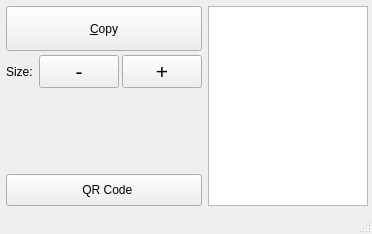
Zen-Master-SoSo/phoney_dictate, file phoney_dictate/res/main_window.ui: the form before one commit.
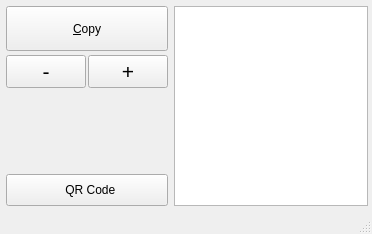
The form after the commit. Icons and pictures are not drawn.

Commit message: Use QKeySequence::StandardKey enums; add zoom in/out shortcuts

Diff of the .ui file:
```diff
--- a/phoney_dictate/res/main_window.ui
+++ b/phoney_dictate/res/main_window.ui
@@ -28,7 +28,7 @@
      <number>6</number>
     </property>
     <item>
-     <layout class="QHBoxLayout" name="horizontalLayout">
+     <layout class="QHBoxLayout" name="horizontalLayout" stretch="1,5">
       <item>
        <layout class="QVBoxLayout" name="verticalLayout">
         <property name="spacing">
@@ -66,15 +66,8 @@
         <item>
          <layout class="QHBoxLayout" name="horizontalLayout_2">
           <property name="spacing">
-           <number>3</number>
+           <number>2</number>
           </property>
-          <item>
-           <widget class="QLabel" name="label">
-            <property name="text">
-             <string>Size: </string>
-            </property>
-           </widget>
-          </item>
           <item>
            <widget class="QPushButton" name="b_smaller">
             <property name="font">
@@ -95,12 +88,6 @@
           </item>
           <item>
            <widget class="QPushButton" name="b_larger">
-            <property name="sizePolicy">
-             <sizepolicy hsizetype="Preferred" vsizetype="Fixed">
-              <horstretch>0</horstretch>
-              <verstretch>0</verstretch>
-             </sizepolicy>
-            </property>
             <property name="font">
              <font>
               <pointsize>16</pointsize>
@@ -166,8 +153,8 @@
           <pointsize>12</pointsize>
          </font>
         </property>
-        <property name="plainText">
-         <string notr="true"/>
+        <property name="readOnly">
+         <bool>true</bool>
         </property>
         <property name="textInteractionFlags">
          <set>Qt::TextEditorInteraction</set>
```
Left out of the diff: 41 changed lines with no effect on the pictures. The commit also changes 1 other file.
